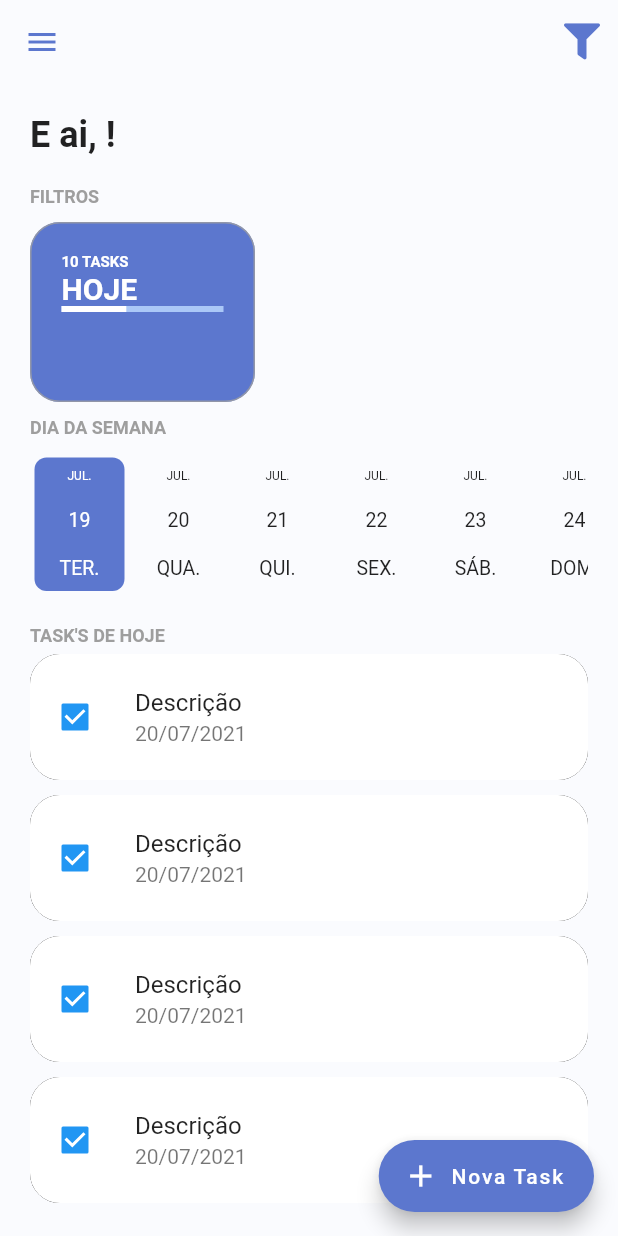
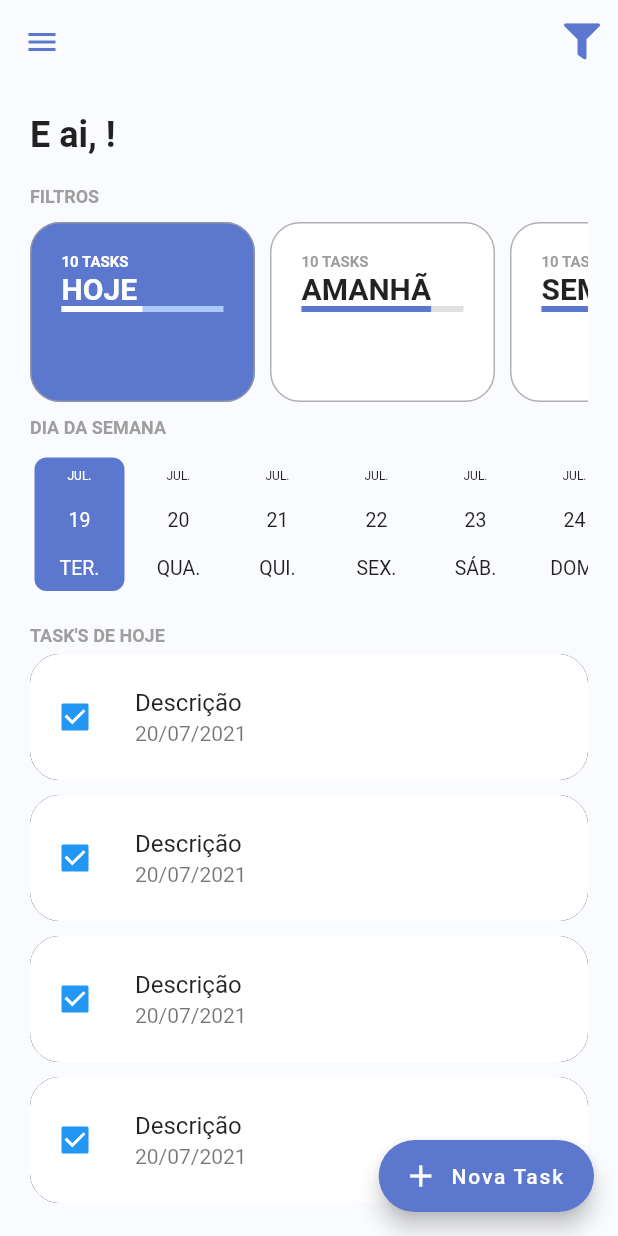
Before and after one commit to alvaroreis/todo-list-provider, a Flutter app: the screen it shows once a user with an empty profile is signed in, on a phone screen of 412 x 824 dp. Run offline on Flutter 3.47's test engine with Material 2 defaults, Android fonts, the phone set to English and light mode, and no system bars; drawn by our look-alikes of date_picker_timeline; our stand-ins replace firebase_auth, firebase_core, flutter_signin_button, google_fonts, google_sign_in, sqflite and 1 more; missing offline and left inert: flutter_overlay_loader, validatorless; accounts and stored records are empty; generated files the repository leaves out were written again; network calls fail; Roboto replaces fonts that are missing (Mandali).

Commit message:
feat: add days filter in home page

```diff
--- /dev/null
+++ b/lib/app/domain/dto/total_tasks_dto.dart
@@ -0,0 +1,6 @@
+class TotalTasksDTO {
+  final int total;
+  final int totalFinish;
+
+  TotalTasksDTO({required this.total, required this.totalFinish});
+}
--- /dev/null
+++ b/lib/app/domain/enum/task_filter_enum.dart
@@ -0,0 +1 @@
+enum TaskFilterEnum { today, tomorrow, week }
--- /dev/null
+++ b/lib/app/modules/home/home_controller.dart
@@ -0,0 +1,6 @@
+import '../../core/notifier/default_change_notifier.dart';
+import '../../domain/enum/task_filter_enum.dart';
+
+class HomeController extends DefaultChangeNotifier {
+  TaskFilterEnum filterSelected = TaskFilterEnum.today;
+}
--- a/lib/app/modules/home/home_module.dart
+++ b/lib/app/modules/home/home_module.dart
@@ -1,10 +1,17 @@
+import 'package:provider/provider.dart';
+
 import '../../core/modules/todo_list_module.dart';
+import 'home_controller.dart';
 import 'home_page.dart';
 
 class HomeModule extends TodoListModule {
   HomeModule()
       : super(
-          bindings: null,
+          bindings: [
+            ChangeNotifierProvider(
+              create: (context) => HomeController(),
+            )
+          ],
           routers: {
             '/home': (context) => const HomePage(),
           },
--- a/lib/app/modules/home/widgets/home_filters.dart
+++ b/lib/app/modules/home/widgets/home_filters.dart
@@ -1,16 +1,15 @@
 import 'package:flutter/material.dart';
+import 'package:provider/provider.dart';
 
 import '../../../core/ui/theme_extensions.dart';
+import '../../../domain/dto/total_tasks_dto.dart';
+import '../../../domain/enum/task_filter_enum.dart';
+import '../home_controller.dart';
 import 'todo_card_filter.dart';
 
-class HomeFilters extends StatefulWidget {
-  const HomeFilters({Key? key}) : super(key: key);
+class HomeFilters extends StatelessWidget {
+  const HomeFilters({super.key});
 
-  @override
-  State<HomeFilters> createState() => _HomeFiltersState();
-}
-
-class _HomeFiltersState extends State<HomeFilters> {
   @override
   Widget build(BuildContext context) {
     return Column(
@@ -26,8 +25,31 @@ class _HomeFiltersState extends State<HomeFilters> {
         SingleChildScrollView(
           scrollDirection: Axis.horizontal,
           child: Row(
-            children: const [
-              TodoCardFilter(),
+            children: [
+              TodoCardFilter(
+                label: 'HOJE',
+                taskFilter: TaskFilterEnum.today,
+                totalTasks: TotalTasksDTO(total: 10, totalFinish: 5),
+                selected: context.select<HomeController, bool>(
+                  (value) => value.filterSelected == TaskFilterEnum.today,
+                ),
+              ),
+              TodoCardFilter(
+                label: 'AMANHÃ',
+                taskFilter: TaskFilterEnum.tomorrow,
+                totalTasks: TotalTasksDTO(total: 10, totalFinish: 8),
+                selected: context.select<HomeController, bool>(
+                  (value) => value.filterSelected == TaskFilterEnum.tomorrow,
+                ),
+              ),
+              TodoCardFilter(
+                label: 'SEMANA',
+                taskFilter: TaskFilterEnum.week,
+                totalTasks: TotalTasksDTO(total: 10, totalFinish: 5),
+                selected: context.select<HomeController, bool>(
+                  (value) => value.filterSelected == TaskFilterEnum.week,
+                ),
+              ),
             ],
           ),
         )
--- a/lib/app/modules/home/widgets/todo_card_filter.dart
+++ b/lib/app/modules/home/widgets/todo_card_filter.dart
@@ -1,19 +1,46 @@
 import 'package:flutter/material.dart';
 
 import '../../../core/ui/theme_extensions.dart';
+import '../../../domain/dto/total_tasks_dto.dart';
+import '../../../domain/enum/task_filter_enum.dart';
 
 class TodoCardFilter extends StatelessWidget {
-  const TodoCardFilter({Key? key}) : super(key: key);
+  const TodoCardFilter({
+    Key? key,
+    required this.label,
+    required this.taskFilter,
+    required this.selected,
+    this.totalTasks,
+  }) : super(key: key);
+
+  final String label;
+  final TaskFilterEnum taskFilter;
+  final TotalTasksDTO? totalTasks;
+  final bool selected;
+
+  double get _percentFinish {
+    if (null != totalTasks) {
+      final total = totalTasks!.total;
+      final finish = totalTasks!.totalFinish;
+
+      final percent = (finish * 100) / total;
+      return percent / 100;
+    }
+    return 0.0;
+  }
 
   @override
   Widget build(BuildContext context) {
+    final textColor = selected ? Colors.white : context.primaryColor;
+    final cardColor = selected ? context.primaryColor : Colors.white;
+
     return Container(
       constraints: const BoxConstraints(
         minHeight: 120,
         maxWidth: 150,
       ),
       decoration: BoxDecoration(
-          color: context.primaryColor,
+          color: cardColor,
           borderRadius: BorderRadius.circular(20),
           border: Border.all(width: 1, color: Colors.grey.withOpacity(.8))),
       margin: const EdgeInsets.only(right: 10),
@@ -27,23 +54,32 @@ class TodoCardFilter extends StatelessWidget {
           //   height: 21,
           // ),
           Text(
-            '10 TASKS',
+            '${totalTasks?.total ?? 0} TASKS',
             style: context.titleStyle.copyWith(
               fontSize: 10,
-              color: Colors.white,
+              color: selected ? Colors.white : Colors.grey,
             ),
           ),
           Text(
-            'HOJE',
+            label,
             style: context.titleStyle.copyWith(
               fontSize: 20,
-              color: Colors.white,
+              color: selected ? Colors.white : Colors.black87,
             ),
           ),
-          LinearProgressIndicator(
-            backgroundColor: context.primaryColorLight,
-            valueColor: const AlwaysStoppedAnimation<Color>(Colors.white),
-            value: .4,
+          TweenAnimationBuilder<double>(
+            tween: Tween(begin: 0.0, end: _percentFinish),
+            builder: (context, value, child) {
+              return LinearProgressIndicator(
+                backgroundColor:
+                    selected ? context.primaryColorLight : Colors.grey.shade300,
+                valueColor: AlwaysStoppedAnimation<Color>(
+                  selected ? Colors.white : context.primaryColor,
+                ),
+                value: value,
+              );
+            },
+            duration: const Duration(seconds: 1),
           )
         ],
       ),
--- a/lib/app/repositories/tasks/tasks_repository_impl.dart
+++ b/lib/app/repositories/tasks/tasks_repository_impl.dart
@@ -1,7 +1,7 @@
 // ignore_for_file: public_member_api_docs, sort_constructors_first
 import './tasks_repository.dart';
 import '../../core/database/sqlite_connection_factory.dart';
-import '../../models/todo_model.dart';
+import '../../domain/models/todo_model.dart';
 
 class TasksRepositoryImpl implements TasksRepository {
   final SqliteConnectionFactory _sqliteConnectionFactory;
```
Also changed, not shown: lib/app/domain/models/todo_model.dart (renamed from lib/app/models/todo_model.dart).
